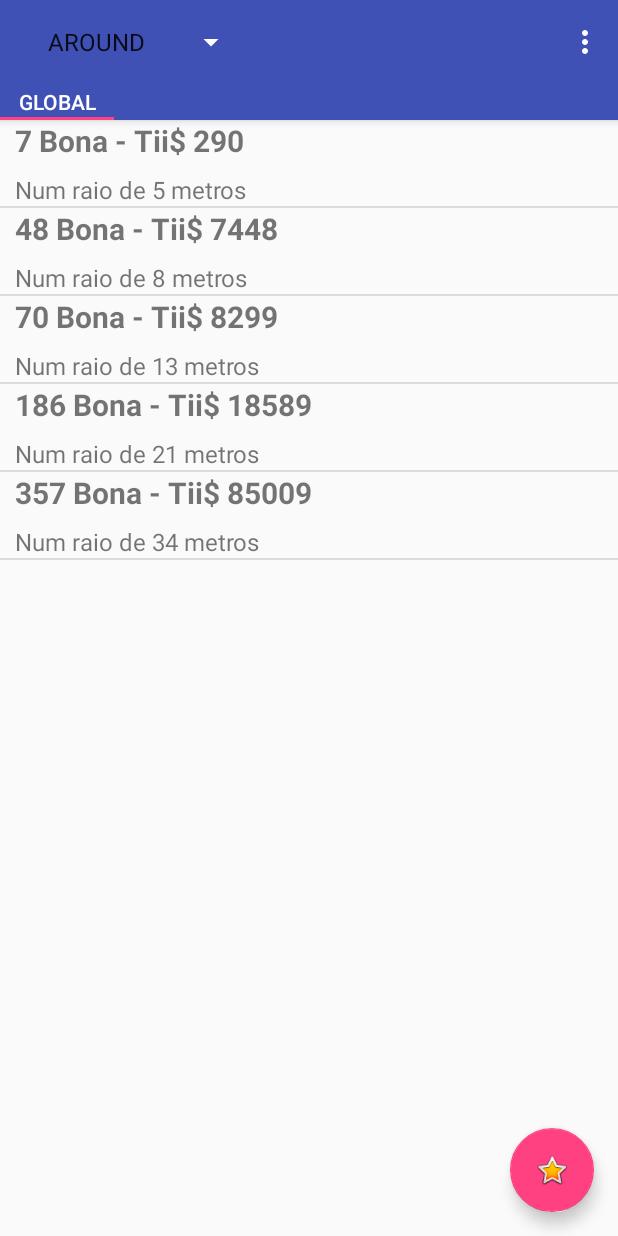
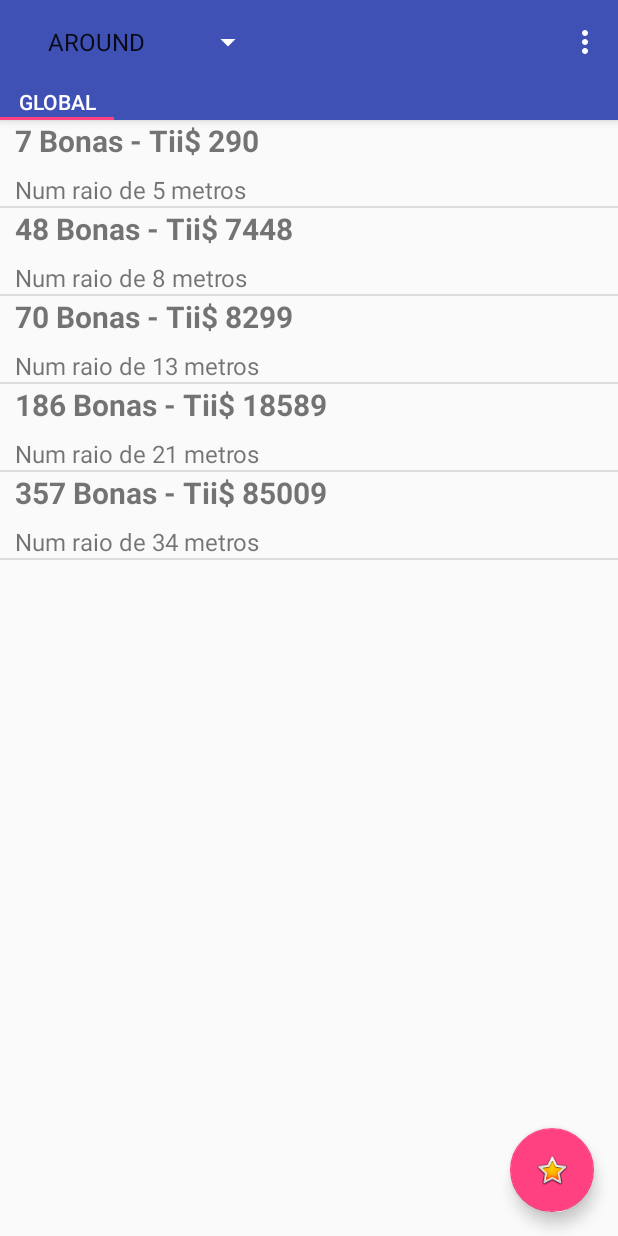
Before and after one commit to dufarah73/phibonatii, an Android app: the MainActivity screen opened directly, with no data from a screen before it, on a phone screen of 412 x 824 dp. Run offline under Robolectric (Android 15) with nearby library versions, the phone set to English and light mode, and no system bars; 1 statement that could not run was skipped.

Commit message:
mudar texto

```diff
--- a/app/src/main/java/br/com/phibonatii/phibonatii/MainActivity.java
+++ b/app/src/main/java/br/com/phibonatii/phibonatii/MainActivity.java
@@ -51,14 +51,14 @@ public class MainActivity extends AppCompatActivity {
         objectList = (ListView) findViewById(R.id.listview);
 
         radarList = new ArrayList<Radar>();
-        radarList.add(new Radar(Long.valueOf(25),"7 Bona - Tii$ 290","Num raio de 5 metros"));
-        radarList.add(new Radar(Long.valueOf(26), "48 Bona - Tii$ 7448", "Num raio de 8 metros"));
-        radarList.add(new Radar(Long.valueOf(27), "70 Bona - Tii$ 8299", "Num raio de 13 metros"));
-        radarList.add(new Radar(Long.valueOf(28), "186 Bona - Tii$ 18589", "Num raio de 21 metros"));
-        radarList.add(new Radar(Long.valueOf(28), "357 Bona - Tii$ 85009", "Num raio de 34 metros"));
+        radarList.add(new Radar(Long.valueOf(25),"7 Bonas - Tii$ 290","Num raio de 5 metros"));
+        radarList.add(new Radar(Long.valueOf(26), "48 Bonas - Tii$ 7448", "Num raio de 8 metros"));
+        radarList.add(new Radar(Long.valueOf(27), "70 Bonas - Tii$ 8299", "Num raio de 13 metros"));
+        radarList.add(new Radar(Long.valueOf(28), "186 Bonas - Tii$ 18589", "Num raio de 21 metros"));
+        radarList.add(new Radar(Long.valueOf(28), "357 Bonas - Tii$ 85009", "Num raio de 34 metros"));
         rankingList = new ArrayList<Ranking>();
         rankingList.add(new Ranking(Long.valueOf(35),"MAICON - Tii$ 8300","Maicon da Siva Viana"));
-        rankingList.add(new Ranking(Long.valueOf(36), "COX4893 - Tii$ 743", "Eduardo Cox"));
+        rankingList.add(new Ranking(Long.valueOf(36), "EDUARDO - Tii$ 1000", "Eduardo Farah"));
         rankingList.add(new Ranking(Long.valueOf(37), "JAIR - Tii$ 55", "José Antonio Imair Ramos"));
         bonaList = new ArrayList<Bona>();
         bonaList.add(new Bona(Long.valueOf(15),"Presente - Tii$ 370","Presente para maria"));
@@ -71,7 +71,7 @@ public class MainActivity extends AppCompatActivity {
         getSupportActionBar().setDisplayShowTitleEnabled(false);
 
         Spinner spinner = (Spinner) findViewById(R.id.spinner);
-        spinner.setAdapter(new ArrayAdapter<String>(this, android.R.layout.simple_list_item_1, new String[]{"AROUND","RANKING","BONA"}));
+        spinner.setAdapter(new ArrayAdapter<String>(this, android.R.layout.simple_list_item_1, new String[]{"AROUND","RANKING","MY BONAS"}));
         spinner.setOnItemSelectedListener(new AdapterView.OnItemSelectedListener() {
             @Override
             public void onItemSelected(AdapterView<?> parent, View view, int position, long id) {
```
